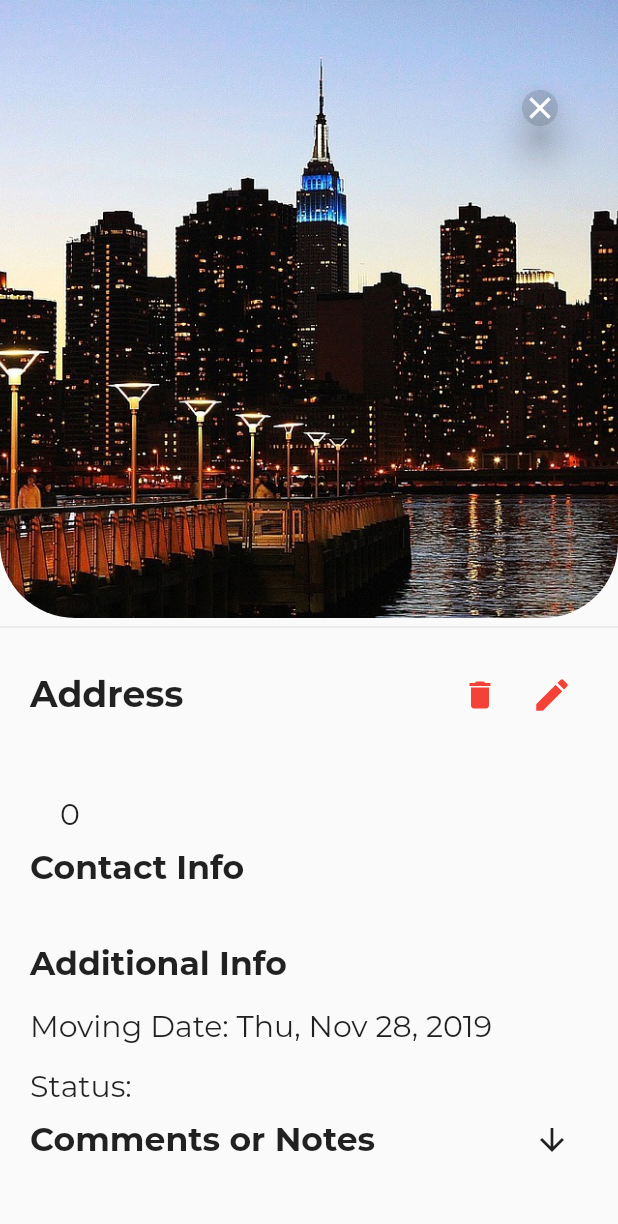
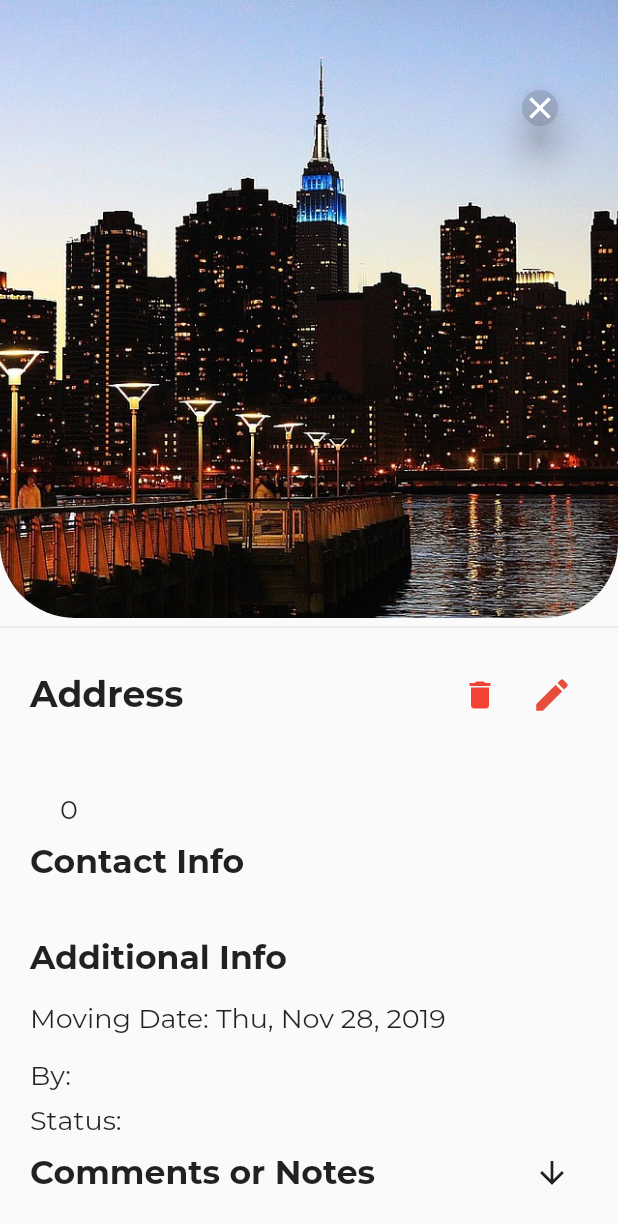
Before and after one commit to drny85/fios_app, a Flutter app: the ReferralDetail screen opened directly with empty values, on a phone screen of 412 x 824 dp. Shown: the top 1224 px of the screen. Run offline on Flutter 3.47's test engine with Material 2 defaults, Android fonts, the phone set to English and light mode, and no system bars; our stand-ins replace shared_preferences; accounts and stored records are empty; network calls fail.

```diff
--- a/lib/main.dart
+++ b/lib/main.dart
@@ -47,7 +47,7 @@ class MyApp extends StatelessWidget {
           debugShowCheckedModeBanner: false,
           theme: ThemeData(
             // This is the theme of your application.
-            primaryColor: Colors.red,
+            primaryColor: Color(0xffE74C3C),
             accentColor: Colors.white,
             fontFamily: 'Montserrat',
 
--- a/lib/providers/referres.dart
+++ b/lib/providers/referres.dart
@@ -10,6 +10,11 @@ class Referees extends ChangeNotifier {
   List<Referee> _referees = [];
 
   UnmodifiableListView<Referee> get referees => UnmodifiableListView(_referees);
+
+  List<Referee> get sortedReferees {
+    return _referees
+      ..sort((a, b) => a.name.toLowerCase().compareTo(b.name.toLowerCase()));
+  }
 
   Future<void> getReferees() async {
     try {
--- a/lib/screens/referrals/referral_details.dart
+++ b/lib/screens/referrals/referral_details.dart
@@ -342,6 +342,25 @@ class _ReferralDetailState extends State<ReferralDetail> {
                     SizedBox(
                       height: 8.0,
                     ),
+                    Row(
+                      children: <Widget>[
+                        Text(
+                          'By:',
+                          style: kTextStyleDetails,
+                        ),
+                        SizedBox(
+                          width: 5.0,
+                        ),
+                        Text(
+                          '${widget.referral.referredBy.name} ${widget.referral.referredBy.lastName}'
+                              .toUpperCase(),
+                          style: kTextStyleDetails,
+                        ),
+                      ],
+                    ),
+                    SizedBox(
+                      height: 8.0,
+                    ),
                     Text(
                       'Status: ${widget.referral.status.toUpperCase()}',
                       style: kTextStyleDetails,
--- a/lib/screens/referrals/referrals_screen.dart
+++ b/lib/screens/referrals/referrals_screen.dart
@@ -7,6 +7,7 @@ import 'package:flutter/material.dart';
 import 'package:provider/provider.dart';
 
 import '../../providers/managers.dart';
+import '../../providers/referres.dart';
 
 class ReferralsScreen extends StatefulWidget {
   static final routeName = 'referrals_screen';
@@ -36,12 +37,13 @@ class _ReferralsScreenState extends State<ReferralsScreen> {
     await Provider.of<Referrals>(context, listen: false).getReferrals();
   }
 
-  Future<void> _getReferrals() async {
+  Future<void> _getAllDatas() async {
     setState(() {
       loading = true;
     });
     await Provider.of<Referrals>(context, listen: false).getReferrals();
     await Provider.of<Managers>(context, listen: false).getManagers();
+    await Provider.of<Referees>(context, listen: false).getReferees();
     setState(() {
       loading = false;
     });
@@ -50,7 +52,7 @@ class _ReferralsScreenState extends State<ReferralsScreen> {
   @override
   void initState() {
     super.initState();
-    _getReferrals();
+    _getAllDatas();
   }
 
   @override
--- a/lib/utils/constant.dart
+++ b/lib/utils/constant.dart
@@ -8,5 +8,5 @@ const Map<String, String> kHeaders = {
       "eyJhbGciOiJIUzI1NiIsInR5cCI6IkpXVCJ9.eyJfaWQiOiI1YzQ2NjE1YzhkMGEzYTQ4YTA4MTkwMGEiLCJyb2xlcyI6eyJpc0FkbWluIjpmYWxzZSwiYWN0aXZlIjp0cnVlLCJjb2FjaCI6ZmFsc2V9LCJlbWFpbCI6InJvYmVydC5tZWxlbmRlekBkcmFzY29zYWxlcy5jb20iLCJpYXQiOjE1NzQ4MDI3NzZ9.wjzz2fhsV2d9xIGm2Ts40p0UoZ52SW9K1Ho_uUcw26o" // or whatever
 };
 
-const kTextStyleDetails = TextStyle(fontSize: 20);
+const kTextStyleDetails = TextStyle(fontSize: 18);
 const kReferralCardTextStyle = TextStyle(fontSize: 16.0);
```
Also changed, not shown: lib/screens/referrals/add_referral.dart (+82 -7 lines).
